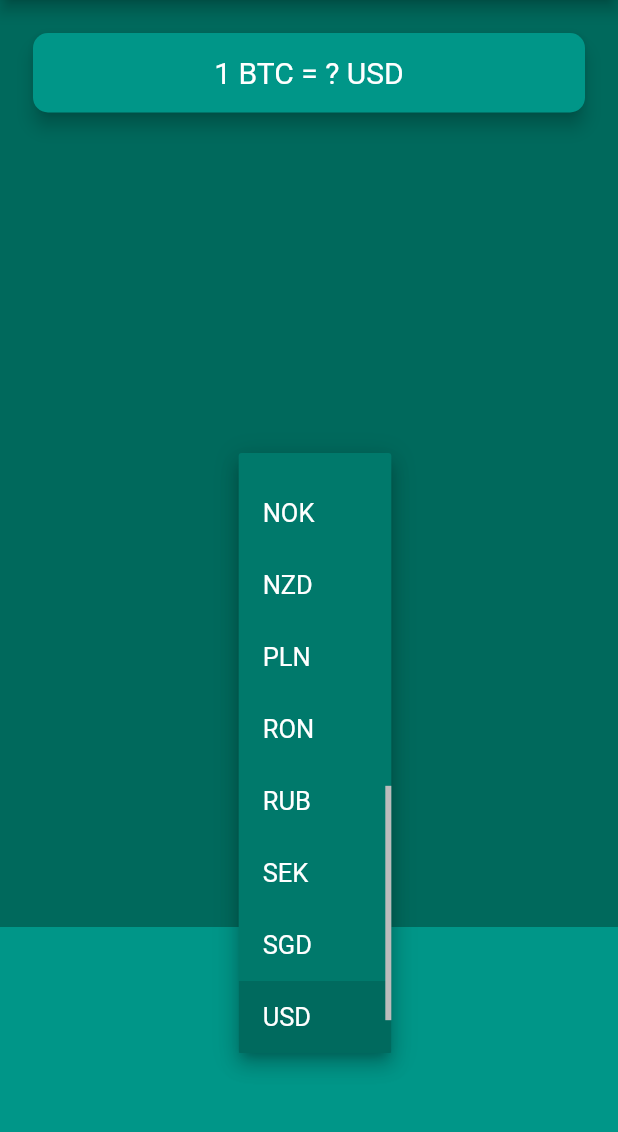
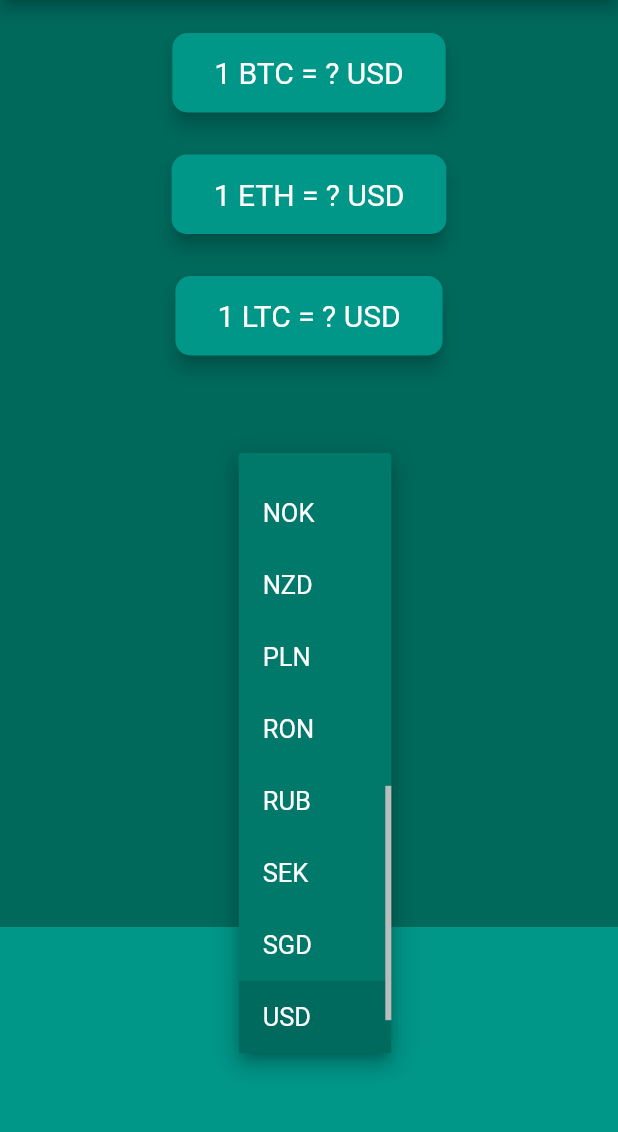
Before and after one commit to vutfiq01/mi_flash_card, a Flutter app: the CoinPriceScreen screen opened directly, after a tap on "USD", on a phone screen of 412 x 824 dp, the part 84-1216 px from its top. Run offline on Flutter 3.47's test engine with Material 2 defaults, Android fonts, the phone set to English and light mode, and no system bars; our stand-ins replace audioplayers, flutter_spinkit, font_awesome_flutter, geolocator, rflutter_alert; network calls fail.

Commit message:
coin ticker app finished

```diff
--- a/lib/bitcoinPriceTickerApp/coin_data.dart
+++ b/lib/bitcoinPriceTickerApp/coin_data.dart
@@ -1,3 +1,5 @@
+// ignore_for_file: avoid_print
+
 const List<String> currenciesList = [
   'AUD',
   'BRL',
@@ -21,11 +23,3 @@ const List<String> currenciesList = [
   'USD',
   'ZAR'
 ];
-
-const List<String> cryptoList = [
-  'BTC',
-  'ETH',
-  'LTC',
-];
-
-class CoinData {}
--- a/lib/bitcoinPriceTickerApp/coin_price_screen.dart
+++ b/lib/bitcoinPriceTickerApp/coin_price_screen.dart
@@ -1,11 +1,17 @@
+// ignore_for_file: avoid_print
+
 import 'package:flutter/material.dart';
 import '../widget/navigation_drawer.dart';
 import 'coin_data.dart';
 import 'package:flutter/cupertino.dart';
 import 'dart:io' show Platform;
+import 'package:http/http.dart' as http;
+import 'dart:convert';
 
 class CoinPriceScreen extends StatefulWidget {
-  const CoinPriceScreen({super.key});
+  const CoinPriceScreen({
+    super.key,
+  });
 
   @override
   State<CoinPriceScreen> createState() => _CoinPriceScreenState();
@@ -13,6 +19,47 @@ class CoinPriceScreen extends StatefulWidget {
 
 class _CoinPriceScreenState extends State<CoinPriceScreen> {
   String selectedCurrency = 'USD';
+  String coinAPIInitialUrl = 'https://api.coingecko.com/api/v3/simple/price';
+  String btc2Currency = '?';
+  String eth2Currency = '?';
+  String ltc2Currency = '?';
+
+  @override
+  void initState() {
+    super.initState();
+    getCoinData(selectedCurrency);
+  }
+
+  void getCoinData(String selectedCurrency) async {
+    try {
+      int btcCoinRateD = await getAPIData('bitcoin', selectedCurrency);
+      double ethCoinRateD = await getAPIData('ethereum', selectedCurrency);
+      double ltcCoinRateD = await getAPIData('litecoin', selectedCurrency);
+      setState(() {
+        btc2Currency = btcCoinRateD.toString();
+        eth2Currency = ethCoinRateD.toStringAsFixed(2);
+        ltc2Currency = ltcCoinRateD.toStringAsFixed(2);
+      });
+    } catch (e) {
+      print(e);
+    }
+  }
+
+  Future getAPIData(String cryptoCoin, String selectedCurrency) async {
+    http.Response apiResponse = await http.get(
+      Uri.parse(
+          '$coinAPIInitialUrl?ids=$cryptoCoin&vs_currencies=$selectedCurrency'),
+    );
+    if (apiResponse.statusCode == 200) {
+      String apiData = apiResponse.body;
+      var coinRateDecoded = jsonDecode(apiData);
+      String selectedCurrencyLowerCase = selectedCurrency.toLowerCase();
+
+      return coinRateDecoded[cryptoCoin][selectedCurrencyLowerCase];
+    } else {
+      print(apiResponse.statusCode);
+    }
+  }
 
   DropdownButton<String> materialDropdownButton() {
     List<DropdownMenuItem<String>> listItems = [];
@@ -37,6 +84,7 @@ class _CoinPriceScreenState extends State<CoinPriceScreen> {
         onChanged: (value) {
           setState(() {
             selectedCurrency = value!;
+            getCoinData(selectedCurrency);
           });
         });
   }
@@ -52,7 +100,12 @@ class _CoinPriceScreenState extends State<CoinPriceScreen> {
     return CupertinoPicker(
         backgroundColor: Colors.teal[500],
         itemExtent: 32.0,
-        onSelectedItemChanged: (selectedIndex) {},
+        onSelectedItemChanged: (selectedIndex) {
+          setState(() {
+            selectedCurrency = currenciesList[selectedIndex];
+            getCoinData(selectedCurrency);
+          });
+        },
         children: pickerItems);
   }
 
@@ -69,23 +122,23 @@ class _CoinPriceScreenState extends State<CoinPriceScreen> {
         children: <Widget>[
           Padding(
             padding: const EdgeInsets.fromLTRB(18.0, 18.0, 18.0, 0),
-            child: Card(
-              color: Colors.teal[500],
-              elevation: 5.0,
-              shape: RoundedRectangleBorder(
-                borderRadius: BorderRadius.circular(10.0),
-              ),
-              child: const Padding(
-                padding: EdgeInsets.symmetric(vertical: 15.0, horizontal: 28.0),
-                child: Text(
-                  '1 BTC = ? USD',
-                  textAlign: TextAlign.center,
-                  style: TextStyle(
-                    fontSize: 20.0,
-                    color: Colors.white,
-                  ),
-                ),
-              ),
+            child: Column(
+              children: [
+                CryptoCard(
+                    cryptoCurrency: 'BTC',
+                    currencyPrice: btc2Currency,
+                    selectedCurrency: selectedCurrency),
+                const SizedBox(height: 20.0),
+                CryptoCard(
+                    cryptoCurrency: 'ETH',
+                    currencyPrice: eth2Currency,
+                    selectedCurrency: selectedCurrency),
+                const SizedBox(height: 20.0),
+                CryptoCard(
+                    cryptoCurrency: 'LTC',
+                    currencyPrice: ltc2Currency,
+                    selectedCurrency: selectedCurrency),
+              ],
             ),
           ),
           Container(
@@ -101,3 +154,38 @@ class _CoinPriceScreenState extends State<CoinPriceScreen> {
     );
   }
 }
+
+class CryptoCard extends StatelessWidget {
+  const CryptoCard({
+    super.key,
+    required this.currencyPrice,
+    required this.selectedCurrency,
+    required this.cryptoCurrency,
+  });
+
+  final String currencyPrice;
+  final String selectedCurrency;
+  final String cryptoCurrency;
+
+  @override
+  Widget build(BuildContext context) {
+    return Card(
+      color: Colors.teal[500],
+      elevation: 5.0,
+      shape: RoundedRectangleBorder(
+        borderRadius: BorderRadius.circular(10.0),
+      ),
+      child: Padding(
+        padding: const EdgeInsets.symmetric(vertical: 15.0, horizontal: 28.0),
+        child: Text(
+          '1 $cryptoCurrency = $currencyPrice $selectedCurrency',
+          textAlign: TextAlign.center,
+          style: const TextStyle(
+            fontSize: 20.0,
+            color: Colors.white,
+          ),
+        ),
+      ),
+    );
+  }
+}
--- a/lib/myWeatherApp/weatherScreens/weather_city_screen.dart
+++ b/lib/myWeatherApp/weatherScreens/weather_city_screen.dart
@@ -1,4 +1,5 @@
 import 'package:flutter/material.dart';
+import '../../widget/navigation_drawer.dart';
 import '../weatherUtilities/weather_constants.dart';
 
 class WeatherCityScreen extends StatefulWidget {
@@ -13,6 +14,10 @@ class _WeatherCityScreenState extends State<WeatherCityScreen> {
   @override
   Widget build(BuildContext context) {
     return Scaffold(
+      appBar: AppBar(
+        title: const Text('Crypto Price'),
+      ),
+      drawer: const MyNavigationDrawer(),
       body: Container(
         decoration: const BoxDecoration(
           image: DecorationImage(
--- a/lib/myWeatherApp/weatherScreens/weather_location_screen.dart
+++ b/lib/myWeatherApp/weatherScreens/weather_location_screen.dart
@@ -1,6 +1,7 @@
 import 'package:flutter/material.dart';
 import 'package:mi_flash_card/myWeatherApp/weatherScreens/weather_city_screen.dart';
 import 'package:mi_flash_card/myWeatherApp/weatherServices/weather_weather.dart';
+import '../../widget/navigation_drawer.dart';
 import '../weatherUtilities/weather_constants.dart';
 
 class WeatherLocationScreen extends StatefulWidget {
@@ -46,6 +47,10 @@ class _WeatherLocationScreenState extends State<WeatherLocationScreen> {
     WeatherModel weather = WeatherModel();
     String comment = weather.getMessage(weatherTemparature ?? 26);
     return Scaffold(
+      appBar: AppBar(
+        title: const Text('Crypto Price'),
+      ),
+      drawer: const MyNavigationDrawer(),
       body: Container(
         decoration: BoxDecoration(
           image: DecorationImage(
```
